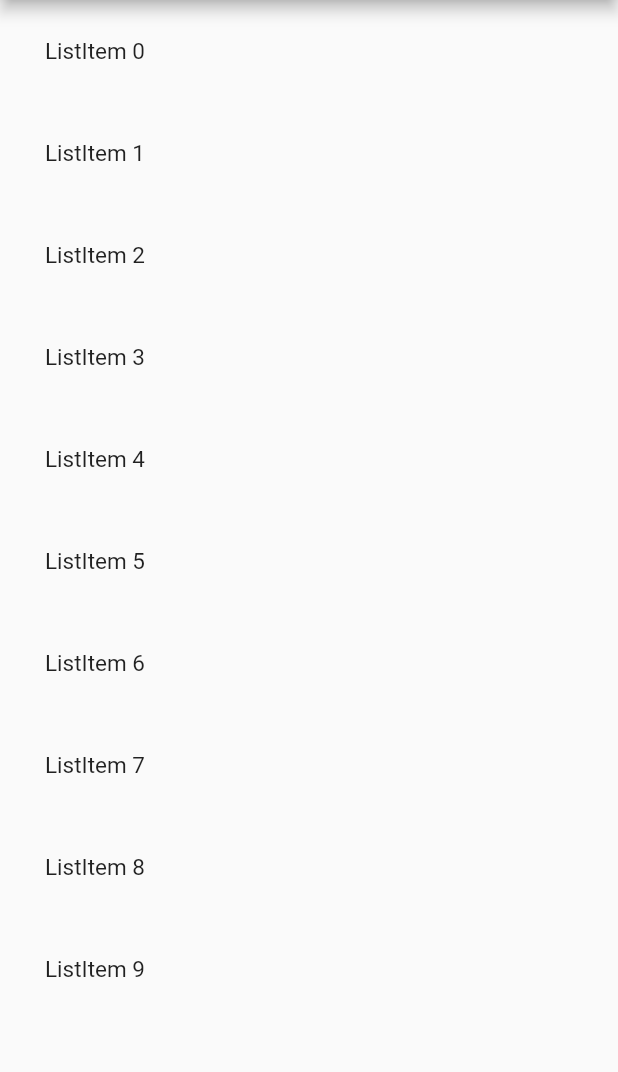
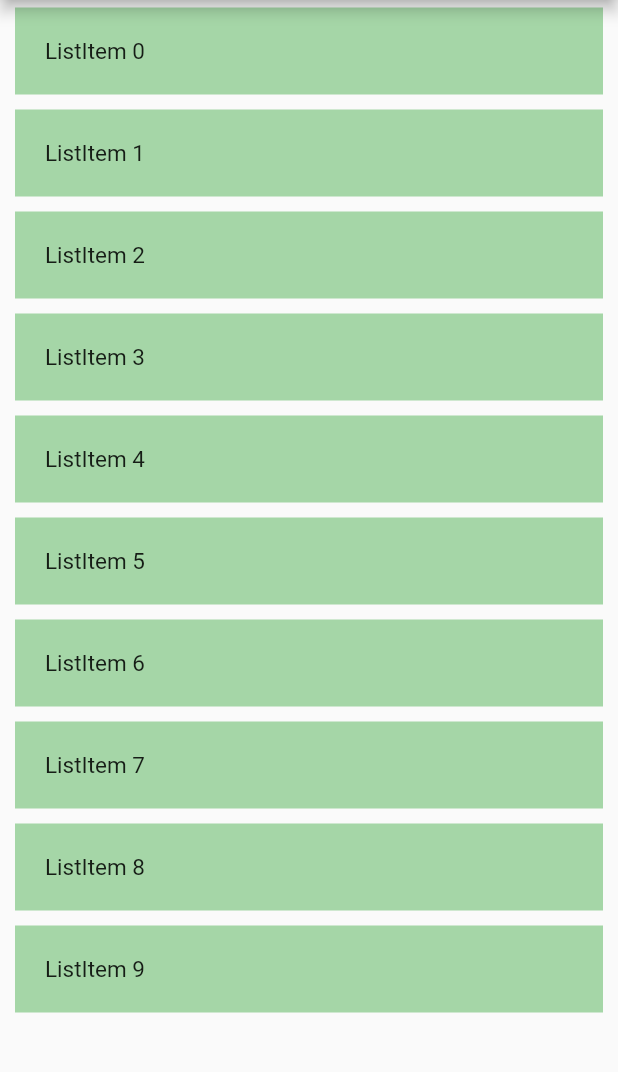
Before and after one commit to khangpt/kmodal_listview, a Flutter app: the screen it shows after launch, on a phone screen of 412 x 824 dp, the part 84-1156 px from its top. Run offline on Flutter 3.47's test engine with Material 2 defaults, Android fonts, the phone set to English and light mode, and no system bars; drawn by our look-alikes of pull_to_refresh; our stand-ins replace get.

Commit message:
+ supply KOptions for package

```diff
--- a/example/lib/main.dart
+++ b/example/lib/main.dart
@@ -34,7 +34,17 @@ class _MyHomePageState extends State<MyHomePage> {
   Widget build(BuildContext context) {
     return Scaffold(
       appBar: AppBar(title: Text(widget.title)),
-      body: SafeArea(child: KListView<String>(model: MyModal())),
+      body: SafeArea(
+        child: KListView<String>(
+          model: MyModal(),
+          options: KOptions(
+            loadingIcon: Container(
+                width: 25,
+                height: 25,
+                child: CircularProgressIndicator(color: Colors.purple)),
+          ),
+        ),
+      ),
     );
   }
 }
@@ -42,13 +52,16 @@ class _MyHomePageState extends State<MyHomePage> {
 ///===================================
 class MyModal extends KModal<String> {
   @override
-  Widget empty({VoidCallback? retryFunction}) => Container();
+  Widget empty({VoidCallback? retryFunction}) => Center(
+        child: Text('Empty Content'),
+      );
 
   @override
   String? get getKey => 'private_key';
 
   @override
   Widget listItem({String? data}) => Container(
+        color: Colors.green.shade200,
         padding: const EdgeInsets.all(20),
         margin: const EdgeInsets.symmetric(horizontal: 10, vertical: 5),
         child: Text(
@@ -58,9 +71,8 @@ class MyModal extends KModal<String> {
       );
 
   @override
-  Widget loading() => Container(
-        child: CircularProgressIndicator(color: Colors.red),
-      );
+  Widget loading() =>
+      Center(child: CircularProgressIndicator(color: Colors.red));
 
   @override
   Future<List<String>?> request({int page = 1}) async {
--- a/lib/cute_listview/cute_listview.dart
+++ b/lib/cute_listview/cute_listview.dart
@@ -1,4 +1,5 @@
 import 'package:flutter/material.dart';
+import 'package:kmodal_listview/kmodal_listview.dart';
 import 'package:pull_to_refresh/pull_to_refresh.dart';
 
 /// listview with refresh and loadmore widget
@@ -9,24 +10,16 @@ class CuteListView extends StatelessWidget {
   final EdgeInsets? padding;
   final int? itemCount;
   final IndexedWidgetBuilder? itemBuilder;
-  final TextStyle textStyle;
-  final String loadMoreText;
-  final String loadMoreFailureText;
-  final String releaseToLoadMoreText;
-  final String noMoreText;
+  final KOptions options;
 
   CuteListView({
     @required this.refreshController,
     @required this.itemCount,
     @required this.itemBuilder,
     this.padding,
-    this.textStyle = const TextStyle(fontSize: 13, color: Colors.black87),
-    this.loadMoreText = 'Load more',
-    this.loadMoreFailureText = 'Load more failured',
-    this.releaseToLoadMoreText = 'Release to load more',
-    this.noMoreText = 'No more data',
     this.onRefresh,
     this.onLoadmore,
+    this.options = const KOptions(),
     Key? key,
   }) : super(key: key);
 
@@ -41,20 +34,32 @@ class CuteListView extends StatelessWidget {
         enablePullUp: true,
         onRefresh: onRefresh,
         onLoading: onLoadmore,
-        header: ClassicHeader(),
+        header: ClassicHeader(
+          textStyle: options.headerStyle,
+          refreshingText: options.refreshingText,
+          idleText: options.refreshIdleText,
+          failedText: options.refreshFailureText,
+          completeText: options.refreshDoneText,
+          refreshingIcon: options.loadingIcon,
+        ),
         footer: CustomFooter(
           builder: (_, mode) {
             Widget body;
             if (mode == LoadStatus.idle) {
-              body = Text(loadMoreText, style: textStyle);
+              body = Text(options.moreIdleText, style: options.footerStyle);
             } else if (mode == LoadStatus.loading) {
-              body = CircularProgressIndicator(color: Colors.amber.shade300);
+              body = options.loadingIcon ??
+                  Container(
+                      width: 30,
+                      height: 30,
+                      child: CircularProgressIndicator(
+                          color: Theme.of(context).primaryColor));
             } else if (mode == LoadStatus.failed) {
-              body = Text(loadMoreFailureText, style: textStyle);
+              body = Text(options.moreFailureText, style: options.footerStyle);
             } else if (mode == LoadStatus.canLoading) {
-              body = Text(releaseToLoadMoreText, style: textStyle);
+              body = Text(options.releaseMoreText, style: options.footerStyle);
             } else {
-              body = Text(noMoreText, style: textStyle);
+              body = Text(options.noMoreText, style: options.footerStyle);
             }
             return Container(
               height: 50,
--- a/lib/klistview/klistview.dart
+++ b/lib/klistview/klistview.dart
@@ -3,11 +3,17 @@ import 'package:get/get.dart';
 import 'package:kmodal_listview/cute_listview/cute_listview.dart';
 import 'package:kmodal_listview/klistview/controller/klistcontroller.dart';
 import 'package:kmodal_listview/klistview/kmodal.dart';
+import 'package:kmodal_listview/klistview/koptions.dart';
 
 class KListView<T> extends StatelessWidget {
   final KModal<T>? model;
+  final KOptions options;
 
-  KListView({@required this.model, Key? key}) : super(key: key) {
+  KListView({
+    @required this.model,
+    this.options = const KOptions(),
+    Key? key,
+  }) : super(key: key) {
     Get.lazyPut<KListController>(() => KListController(model: model),
         tag: model!.getKey);
   }
@@ -32,6 +38,7 @@ class KListView<T> extends StatelessWidget {
         case KScreenType.LIST:
           return Obx(
             () => CuteListView(
+              options: options,
               refreshController: model!.controller.refresher,
               onRefresh: _onRefresh,
               onLoadmore: _onLoadMore,
--- /dev/null
+++ b/lib/klistview/koptions.dart
@@ -0,0 +1,31 @@
+import 'package:flutter/material.dart';
+
+class KOptions {
+  final TextStyle headerStyle;
+  final String refreshingText;
+  final String refreshIdleText;
+  final String refreshFailureText;
+  final String refreshDoneText;
+
+  final TextStyle footerStyle;
+  final String moreIdleText;
+  final String moreFailureText;
+  final String releaseMoreText;
+  final String noMoreText;
+
+  final Widget? loadingIcon;
+
+  const KOptions({
+    this.headerStyle = const TextStyle(fontSize: 13, color: Colors.black54),
+    this.refreshingText = 'Refreshing',
+    this.refreshIdleText = 'Pull to refresh',
+    this.refreshDoneText = 'Refresh done',
+    this.refreshFailureText = 'Refresh failure',
+    this.footerStyle = const TextStyle(fontSize: 13, color: Colors.black54),
+    this.moreIdleText = 'Load more',
+    this.moreFailureText = 'Load more failured',
+    this.releaseMoreText = 'Release to load more',
+    this.noMoreText = 'No more data',
+    this.loadingIcon,
+  });
+}
--- a/lib/kmodal_listview.dart
+++ b/lib/kmodal_listview.dart
@@ -2,3 +2,4 @@ library kmodal_listview;
 
 export 'klistview/kmodal.dart';
 export 'klistview/klistview.dart';
+export 'klistview/koptions.dart';
--- a/pubspec.yaml
+++ b/pubspec.yaml
@@ -1,6 +1,6 @@
 name: kmodal_listview
 description: ListView which can pull-to-refresh and proceed load-more. Benefit you feel free to process another of work
-version: 0.0.1
+version: 0.0.2
 homepage: https://github.com/khangpt/kmodal_listview
 
 environment:
```
Also changed, not shown: example/pubspec.lock, 1 other file.
